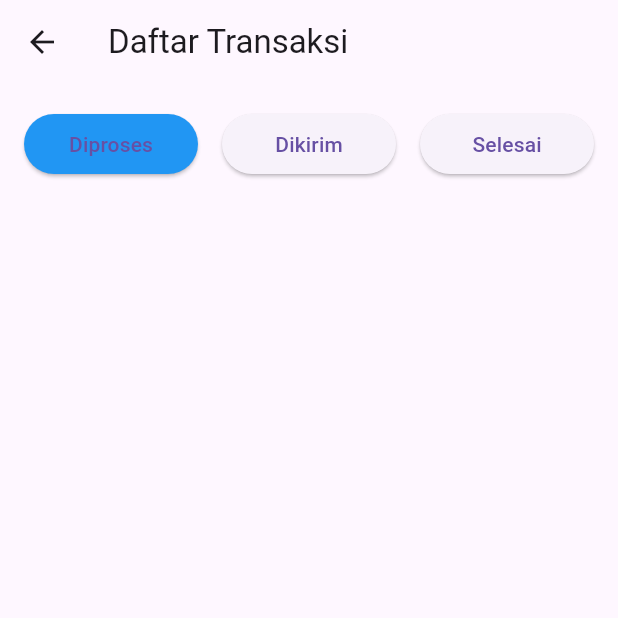
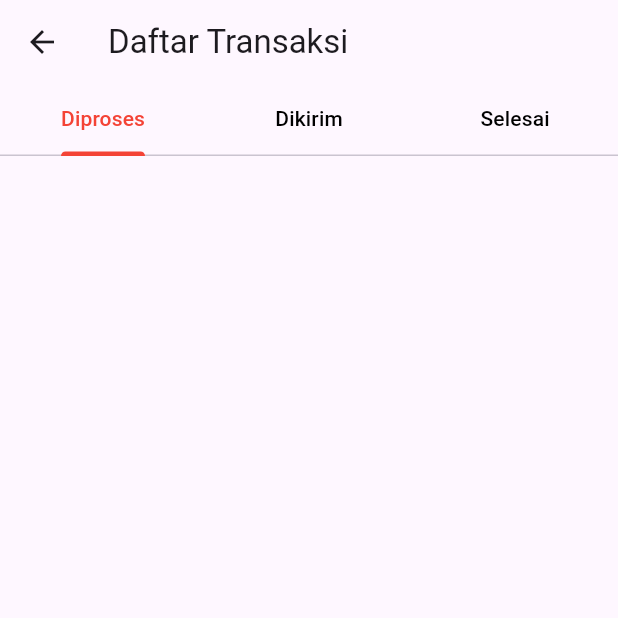
Before and after one commit to DhanielPutra/tesy, a Flutter app: the DaftarTransaksi screen opened directly, on a phone screen of 412 x 824 dp, the top half of it. Run offline on Flutter 3.47's test engine with Material 3 defaults, Android fonts, the phone set to English and light mode, and no system bars; our stand-ins replace fluttertoast, image_picker, shared_preferences; accounts and stored records are empty; network calls fail.

Commit message:
Update daftarTransaksi.dart

```diff
--- a/lib/daftarTransaksi.dart
+++ b/lib/daftarTransaksi.dart
@@ -11,13 +11,14 @@ class DaftarTransaksi extends StatefulWidget {
   State<DaftarTransaksi> createState() => _DaftarTransaksiState();
 }
 
-class _DaftarTransaksiState extends State<DaftarTransaksi> {
+class _DaftarTransaksiState extends State<DaftarTransaksi> with SingleTickerProviderStateMixin {
   List<dynamic>? items;
-  int _selectedStatusIndex = 0; // Index for selected status type
+  late TabController _tabController;
 
   @override
   void initState() {
     super.initState();
+    _tabController = TabController(length: 3, vsync: this);
     fetchItems();
   }
 
@@ -70,74 +71,45 @@ class _DaftarTransaksiState extends State<DaftarTransaksi> {
             );
           },
         ),
-      ),
-      body: Column(
-        children: [
-          // Segment control for selecting status type
-          Padding(
-            padding: const EdgeInsets.all(16.0),
-            child: Row(
-              children: [
-                Expanded(
-                  child: ElevatedButton(
-                    onPressed: () {
-                      setState(() {
-                        _selectedStatusIndex = 0;
-                      });
-                    },
-                    child: const Text('Diproses'),
-                    style: ElevatedButton.styleFrom(
-                      backgroundColor: _selectedStatusIndex == 0 ? Colors.blue : null,
-                    ),
-                  ),
-                ),
-                const SizedBox(width: 16),
-                Expanded(
-                  child: ElevatedButton(
-                    onPressed: () {
-                      setState(() {
-                        _selectedStatusIndex = 1;
-                      });
-                    },
-                    child: const Text('Dikirim'),
-                    style: ElevatedButton.styleFrom(
-                      backgroundColor: _selectedStatusIndex == 1 ? Colors.blue : null,
-                    ),
-                  ),
-                ),
-                const SizedBox(width: 16),
-                Expanded(
-                  child: ElevatedButton(
-                    onPressed: () {
-                      setState(() {
-                        _selectedStatusIndex = 2;
-                      });
-                    },
-                    child: const Text('Selesai'),
-                    style: ElevatedButton.styleFrom(
-                      backgroundColor: _selectedStatusIndex == 2 ? Colors.blue : null,
-                    ),
-                  ),
-                ),
+        bottom: TabBar(
+          controller: _tabController,
+          indicatorColor: Colors.red,
+          labelColor: Colors.red, // Add this line to change the selected tab label color to red
+          unselectedLabelColor: Colors.black, // Optionally set the color for unselected tabs
+          tabs: const [
+            Tab(text: 'Diproses'),
+            Tab(text: 'Dikirim'),
+            Tab(text: 'Selesai'),
           ],
         ),
       ),
-          Expanded(
-            child: ListView.builder(
+      body: TabBarView(
+        controller: _tabController,
+        children: [
+          buildListView(0),
+          buildListView(1),
+          buildListView(2),
+        ],
+      ),
+    );
+  }
+
+  Widget buildListView(int statusIndex) {
+    return ListView.builder(
       itemCount: items?.length ?? 0,
       itemBuilder: (BuildContext context, int index) {
         final item = items![index];
         final product = item['produk'];
 
         // Check if the item matches the selected status type
-                if (_selectedStatusIndex == 0) {
+        if (statusIndex == 0) {
           // Show items with status ID '1' or null
           if (item['status_id'] != '1' && item['status_id'] != null) {
             return Container(); // Return empty container if not 'Diproses'
           }
-                } else if (_selectedStatusIndex == 1 && item['status_id'] != '2') {
+        } else if (statusIndex == 1 && item['status_id'] != '2') {
           return Container(); // Return empty container if not 'Dikirim'
-                } else if (_selectedStatusIndex == 2 && item['status_id'] != '3') {
+        } else if (statusIndex == 2 && item['status_id'] != '3') {
           return Container(); // Return empty container if not 'Selesai'
         }
 
@@ -203,10 +175,6 @@ class _DaftarTransaksiState extends State<DaftarTransaksi> {
           ),
         );
       },
-            ),
-          ),
-        ],
-      ),
     );
   }
 }
```
Lines whose indentation alone changed are shown as unchanged.
